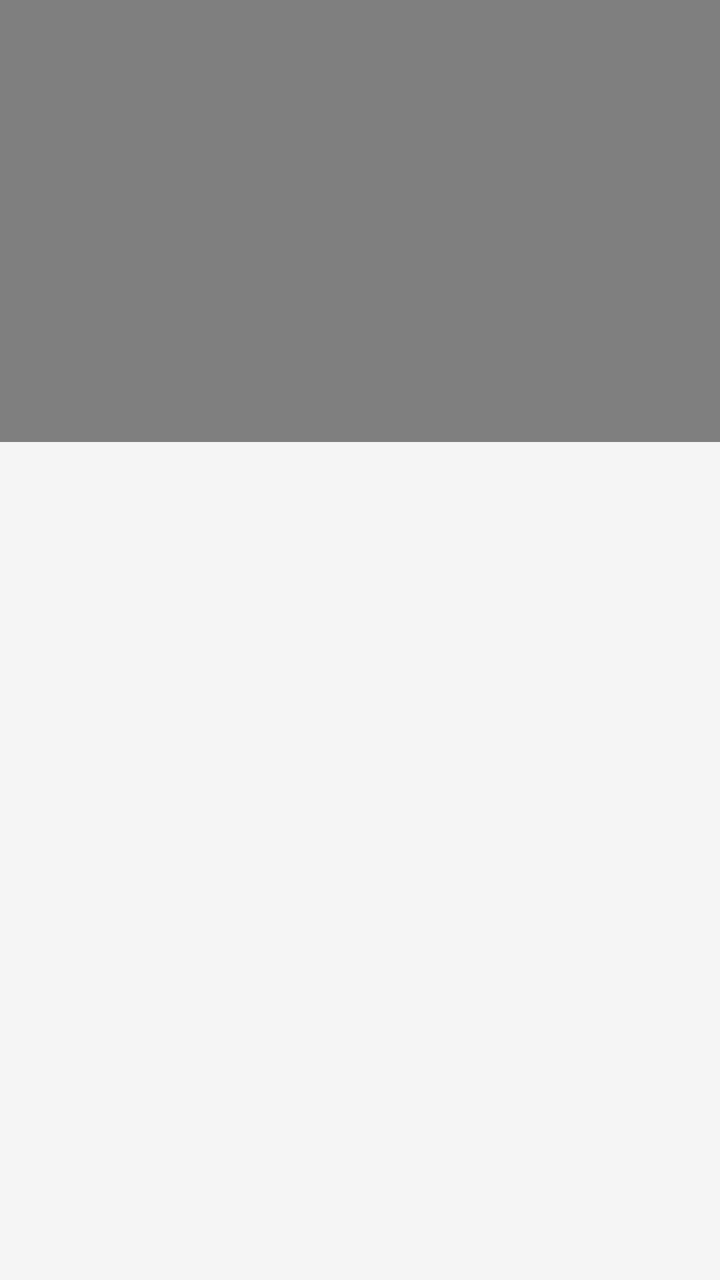
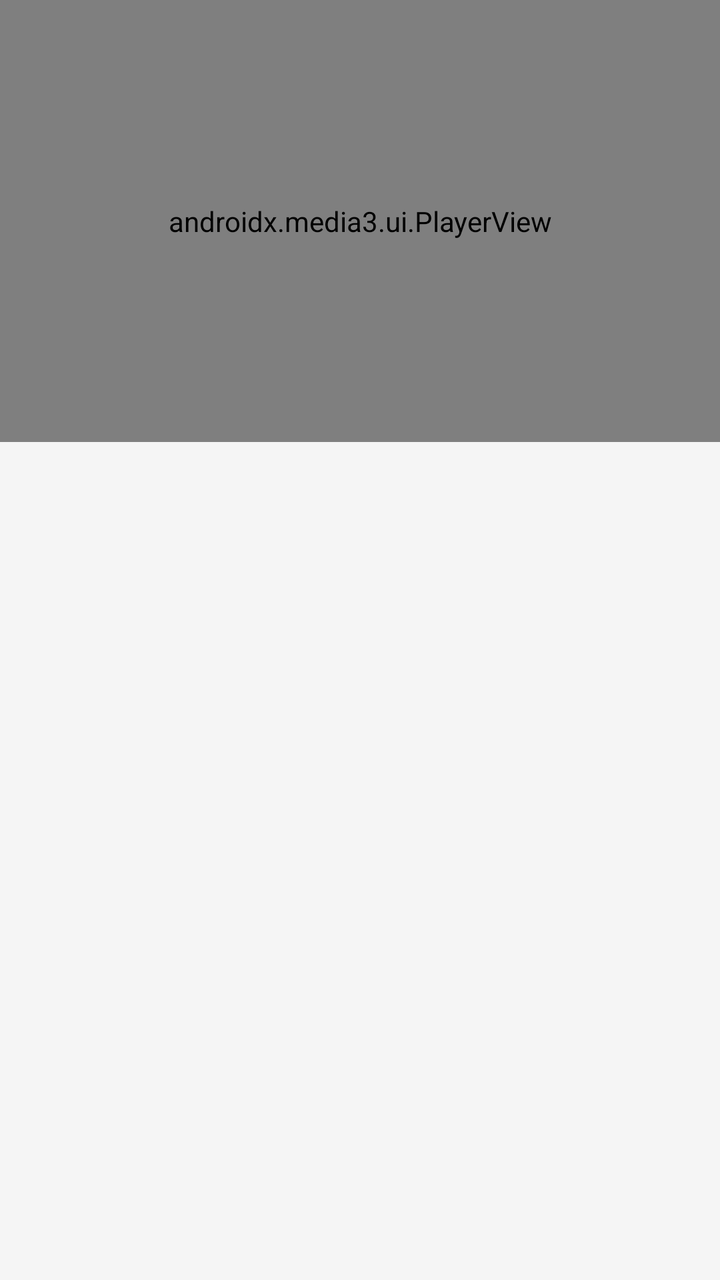

Before-and-after screenshots of an Android layout around one commit, followed by the original layout XML and the change that was made.
<!-- AndroidManifest.xml: application theme AppTheme -->
<!-- res/layout/fragment_makka_live.xml -->
<?xml version="1.0" encoding="utf-8"?>
<androidx.constraintlayout.widget.ConstraintLayout
    xmlns:android="http://schemas.android.com/apk/res/android"
    xmlns:app="http://schemas.android.com/apk/res-auto"
    xmlns:tools="http://schemas.android.com/tools"
    android:layout_width="match_parent"
    android:layout_height="match_parent"
    android:background="#F5F5F5">

    <androidx.constraintlayout.widget.ConstraintLayout
        android:id="@+id/constraintLayout"
        android:layout_width="0dp"
        android:layout_height="221dp"
        app:layout_constraintEnd_toEndOf="parent"
        app:layout_constraintStart_toStartOf="parent"
        app:layout_constraintTop_toTopOf="parent">

        <VideoView
            android:id="@+id/video_view"
            android:layout_width="0dp"
            android:layout_height="0dp"
            android:background="@drawable/live_tv_border"
            app:layout_constraintBottom_toBottomOf="parent"
            app:layout_constraintEnd_toEndOf="parent"
            app:layout_constraintStart_toStartOf="parent"
            app:layout_constraintTop_toTopOf="parent" />

        <ImageView
            android:id="@+id/landscapBtn"
            android:layout_width="30dp"
            android:layout_height="30dp"
            android:layout_alignParentTop="true"
            android:layout_alignParentEnd="true"
            android:layout_alignParentRight="true"
            android:layout_marginTop="165dp"
            android:layout_marginEnd="20dp"
            android:layout_marginRight="20dp"
            android:src="@drawable/ic_free_black"
            android:visibility="gone" />

    </androidx.constraintlayout.widget.ConstraintLayout>

    <androidx.constraintlayout.widget.ConstraintLayout
        android:id="@+id/constraintLayout3"
        android:layout_width="0dp"
        android:layout_height="0dp"
        android:layout_margin="5dp"
        android:layout_marginTop="4dp"
        android:padding="4dp"
        app:layout_constraintBottom_toBottomOf="parent"
        app:layout_constraintEnd_toEndOf="parent"
        app:layout_constraintStart_toStartOf="parent"
        app:layout_constraintTop_toBottomOf="@+id/constraintLayout">

        <androidx.recyclerview.widget.RecyclerView
            android:id="@+id/rvLiveTvlist"
            android:layout_width="0dp"
            android:layout_height="0dp"
            android:layout_marginStart="3dp"
            android:layout_marginTop="3dp"
            android:layout_marginEnd="3dp"
            app:layout_constraintBottom_toBottomOf="parent"
            app:layout_constraintEnd_toEndOf="parent"
            app:layout_constraintHorizontal_bias="1.0"
            app:layout_constraintStart_toStartOf="parent"
            app:layout_constraintTop_toTopOf="parent"
            app:layout_constraintVertical_bias="0.0" />

    </androidx.constraintlayout.widget.ConstraintLayout>

</androidx.constraintlayout.widget.ConstraintLayout>
<!-- resources referenced by this layout -->
<resources>
  <!-- drawable ic_free_black (drawable) -->
  <vector android:height="24dp" android:tint="#FFFFFF"
      android:viewportHeight="24.0" android:viewportWidth="24.0"
      android:width="24dp" xmlns:android="http://schemas.android.com/apk/res/android">
      <path android:fillColor="#FF000000" android:pathData="M3,5v4h2L5,5h4L9,3L5,3c-1.1,0 -2,0.9 -2,2zM5,15L3,15v4c0,1.1 0.9,2 2,2h4v-2L5,19v-4zM19,19h-4v2h4c1.1,0 2,-0.9 2,-2v-4h-2v4zM19,3h-4v2h4v4h2L21,5c0,-1.1 -0.9,-2 -2,-2z"/>
  </vector>
  <!-- drawable live_tv_border (drawable) -->
  <?xml version="1.0" encoding="utf-8"?>
  <shape xmlns:android="http://schemas.android.com/apk/res/android"
      android:shape="rectangle">
  
      <stroke android:width="1dp" android:color="#030303"></stroke>
      <corners android:radius="6dp"></corners>
  
  </shape>
  <style name="AppTheme" parent="Theme.AppCompat.Light.NoActionBar">
          
          <item name="colorPrimary">@color/colorPrimary</item>
          <item name="colorPrimaryDark">@color/colorPrimaryDark</item>
          <item name="colorAccent">@color/colorAccent</item>
      </style>
  <color name="colorPrimary">#008577</color>
  <color name="colorPrimaryDark">#00574B</color>
  <color name="colorAccent">#008577</color>
</resources>

<!-- the commit's change to res/layout/fragment_makka_live.xml (unified diff, before → after) -->
@@ -15,7 +15,7 @@
         app:layout_constraintStart_toStartOf="parent"
         app:layout_constraintTop_toTopOf="parent">
 
-        <VideoView
+        <androidx.media3.ui.PlayerView
             android:id="@+id/video_view"
             android:layout_width="0dp"
             android:layout_height="0dp"
